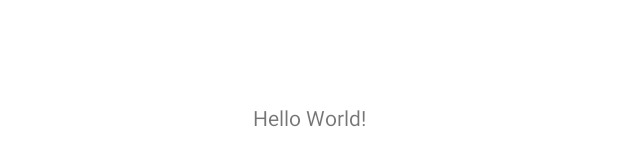
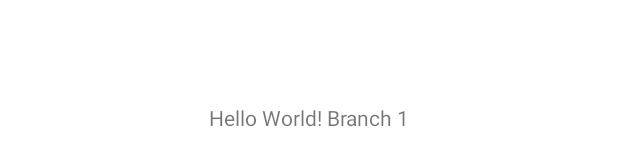
Before and after one commit to uztechie/myTestApp, an Android app: the layout activity_main.xml on its own in the app's theme, with its tools: preview values and no code run, on a phone screen of 412 x 824 dp. Shown: the part 501-667 px from the top of the screen. Run offline under Robolectric (Android 15) with nearby library versions, the phone set to English and light mode, and no system bars.

Commit message:
second release

```diff
--- a/app/src/main/res/layout/activity_main.xml
+++ b/app/src/main/res/layout/activity_main.xml
@@ -9,7 +9,7 @@
     <TextView
         android:layout_width="wrap_content"
         android:layout_height="wrap_content"
-        android:text="Hello World!"
+        android:text="Hello World! Branch 1"
         app:layout_constraintBottom_toBottomOf="parent"
         app:layout_constraintLeft_toLeftOf="parent"
         app:layout_constraintRight_toRightOf="parent"
```
